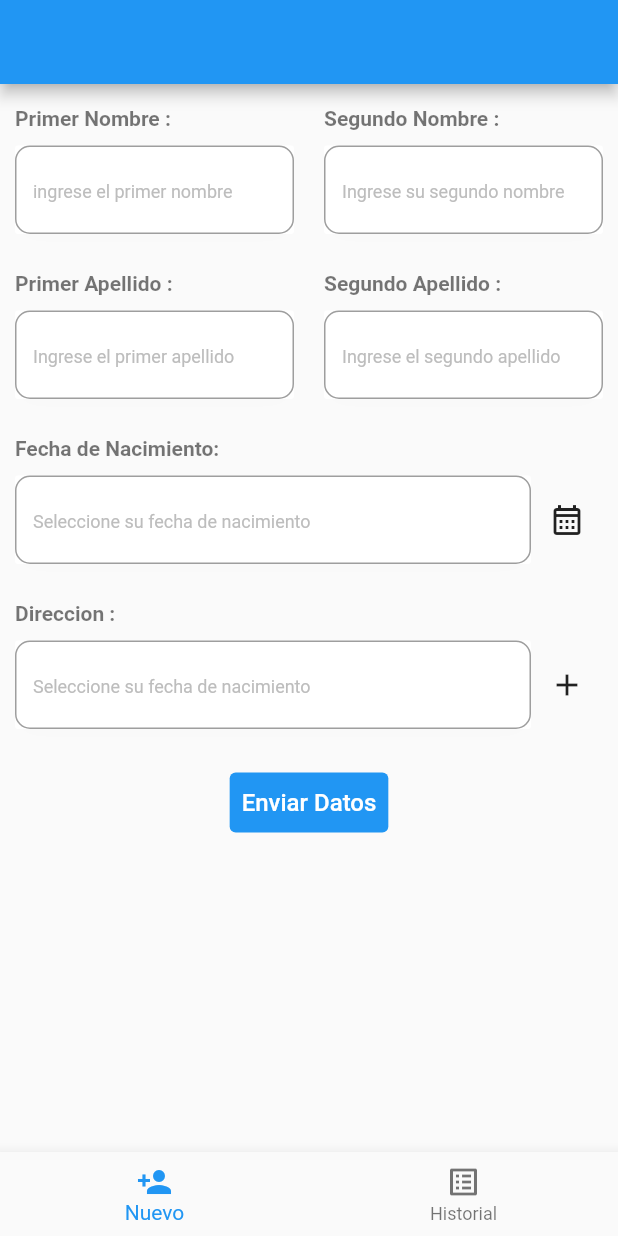
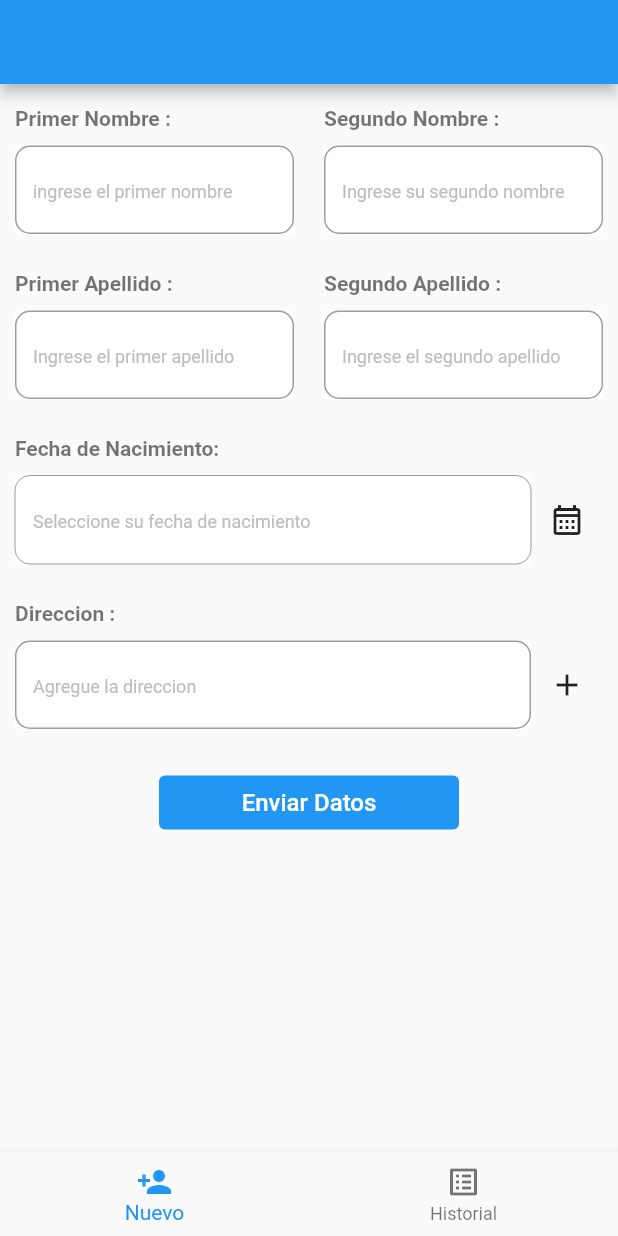
Before and after one commit to Jairo-Grande/AppDataUser, a Flutter app: the screen it shows after launch, after a tap on "Enviar Datos", on a phone screen of 412 x 824 dp. Run offline on Flutter 3.47's test engine with Material 2 defaults, Android fonts, the phone set to English and light mode, and no system bars; our stand-ins replace bloc, equatable, flutter_bloc; network calls fail.

Commit message:
generacion de los servicios

```diff
--- a/lib/src/app.dart
+++ b/lib/src/app.dart
@@ -1,5 +1,6 @@
 import 'package:flutter/material.dart';
 import 'package:flutter_application_1/src/routes/routes.dart';
+
 import 'package:flutter_localizations/flutter_localizations.dart';
 
 class App extends StatelessWidget {
@@ -8,7 +9,7 @@ class App extends StatelessWidget {
   @override
   Widget build(BuildContext context) {
     return MaterialApp(
-        localizationsDelegates: const [GlobalMaterialLocalizations.delegate],
+        localizationsDelegates: GlobalMaterialLocalizations.delegates,
         title: 'Material App',
         initialRoute: 'home',
         routes: appRoutes,
--- a/lib/src/domain/repository/request_http.dart
+++ b/lib/src/domain/repository/request_http.dart
@@ -2,6 +2,8 @@ import 'package:flutter_application_1/src/core/global/enviroment.dart';
 import 'package:flutter_application_1/src/domain/repository/repository_http.dart';
 
 import 'package:http/http.dart' as http;
+
+import '../../data/models/data_user_model.dart';
 
 class Request {
   Future<http.Response> getDataUsuario() async {
@@ -9,4 +11,11 @@ class Request {
     response = await HttpService().get(ruta: RutasUsuario.baseUrl);
     return response;
   }
+
+  Future<http.Response> postUserForm(DataUser dataUser) async {
+    final http.Response response;
+    response =
+        await HttpService().post(ruta: RutasUsuario.baseUrl, body: dataUser);
+    return response;
+  }
 }
--- a/lib/src/features/historial/bloc/bloc/historial_bloc.dart
+++ b/lib/src/features/historial/bloc/bloc/historial_bloc.dart
@@ -3,7 +3,7 @@ import 'dart:io';
 import 'package:bloc/bloc.dart';
 import 'package:equatable/equatable.dart';
 import 'package:flutter_application_1/src/data/models/data_user_model.dart';
-import 'package:flutter_application_1/src/domain/service/request_http.dart';
+import 'package:flutter_application_1/src/domain/repository/request_http.dart';
 
 import 'package:http/http.dart' as http;
 
--- a/lib/src/features/new_user_form/bloc/new_user_form/new_user_form_bloc.dart
+++ b/lib/src/features/new_user_form/bloc/new_user_form/new_user_form_bloc.dart
@@ -1,13 +1,20 @@
+import 'dart:io';
+
 import 'package:bloc/bloc.dart';
 import 'package:equatable/equatable.dart';
 import 'package:flutter/material.dart';
 import 'package:flutter_application_1/src/features/new_user_form/view/widgets/custom_input.dart';
+import 'package:flutter_application_1/src/features/new_user_form/view/widgets/custom_snack_bar.dart';
+
+import 'package:http/http.dart' as http;
+
+import '../../../../data/models/data_user_model.dart';
+import '../../../../domain/repository/request_http.dart';
 
 part 'new_user_form_event.dart';
 part 'new_user_form_state.dart';
 
 int initialIndex = 5;
-int focusIndex = 0;
 
 FocusNode initialAddressNode = FocusNode();
 
@@ -16,14 +23,14 @@ FocusNode focusNodeInitial = FocusNode();
 List<CustomInput> initialAddressList = [
   CustomInput(
     index: TextEditingController(text: "$initialIndex"),
-    focus: initialAddressNode,
+    focus: null,
     isPassword: false,
-    keyBoardType: TextInputType.datetime,
+    keyBoardType: TextInputType.streetAddress,
     label: TextEditingController(text: "Direccion :"),
     textController: TextEditingController(),
-    placeholder: "Seleccione su fecha de nacimiento",
+    placeholder: "Agregue la direccion",
     iconTextField: Icons.add,
-    nextFocus: focusNodeInitial,
+    nextFocus: null,
     action: null,
     positionController: TextEditingController(),
   )
@@ -40,8 +47,6 @@ class NewUserFormBloc extends Bloc<NewUserFormEvent, NewUserFormState> {
   }
 
   _addAddresUser(AddAddressUser event, Emitter<NewUserFormState> emit) {
-    FocusNode nextNewFocusNode = FocusNode();
-
     initialIndex += 1;
 
     int contador = 1;
@@ -50,15 +55,15 @@ class NewUserFormBloc extends Bloc<NewUserFormEvent, NewUserFormState> {
 
     CustomInput newAddressInput = CustomInput(
       index: TextEditingController(text: "$initialIndex"),
-      focus: nextNewFocusNode,
+      focus: null,
       isPassword: false,
       keyBoardType: TextInputType.streetAddress,
       label: TextEditingController(),
       positionController: TextEditingController(),
       textController: TextEditingController(),
-      placeholder: "Seleccione su fecha de nacimiento",
+      placeholder: "Agregue la direccion",
       iconTextField: Icons.close,
-      nextFocus: initialAddressList[0].focus,
+      nextFocus: null,
       action: null,
     );
 
@@ -75,8 +80,6 @@ class NewUserFormBloc extends Bloc<NewUserFormEvent, NewUserFormState> {
       contador += 1;
       emit(state.copyWith(addressList: initialAddressList));
     }
-
-    focusIndex += 1;
   }
 
   _removeAddressUser(DeleteAddressUser event, Emitter<NewUserFormState> emit) {
@@ -88,7 +91,6 @@ class NewUserFormBloc extends Bloc<NewUserFormEvent, NewUserFormState> {
         addressToRemove = address;
       }
     }
-    addressToRemove.focus.dispose();
     initialAddressList.remove(addressToRemove);
 
     //Validar los labels de la lista para que se muestren de manera correcta.
@@ -104,5 +106,27 @@ class NewUserFormBloc extends Bloc<NewUserFormEvent, NewUserFormState> {
     emit(state.copyWith(addressList: initialAddressList));
   }
 
-  Future _sendForm(SendForm event, Emitter<NewUserFormState> emit) async {}
+  Future _sendForm(SendForm event, Emitter<NewUserFormState> emit,
+      [bool mounted = true]) async {
+    http.Response response;
+    response = await Request().postUserForm(event.dataUser);
+
+    if (response.statusCode == HttpStatus.ok) {
+      if (!mounted) return;
+      // Navigator.of(event.context).pop();
+      toggleConfirmBotton(event.context);
+    } else {
+      print("error de conexion");
+    }
+  }
+
+  void toggleConfirmBotton(BuildContext context) {
+    CustomSnackBar(context, const Text('Registro enviado con exito'),
+        backgroundColor: Colors.green, snackBarAction: null);
+  }
+
+  void toggleErrorBotton(BuildContext context) {
+    CustomSnackBar(context, const Text('Registro enviado con exito'),
+        backgroundColor: Colors.green, snackBarAction: null);
+  }
 }
--- a/lib/src/features/new_user_form/bloc/new_user_form/new_user_form_event.dart
+++ b/lib/src/features/new_user_form/bloc/new_user_form/new_user_form_event.dart
@@ -20,5 +20,7 @@ class ShowAddressUserList extends NewUserFormEvent {
 }
 
 class SendForm extends NewUserFormEvent {
-  const SendForm();
+  final BuildContext context;
+  final DataUser dataUser;
+  const SendForm({required this.dataUser, required this.context});
 }
--- a/lib/src/features/new_user_form/view/pages/new_user_form.dart
+++ b/lib/src/features/new_user_form/view/pages/new_user_form.dart
@@ -1,4 +1,5 @@
 import 'package:flutter/material.dart';
+import 'package:flutter_application_1/src/data/models/data_user_model.dart';
 import 'package:flutter_application_1/src/features/new_user_form/bloc/new_user_form/new_user_form_bloc.dart';
 import 'package:flutter_bloc/flutter_bloc.dart';
 
@@ -11,9 +12,12 @@ class NewUserFormPage extends StatefulWidget {
   State<NewUserFormPage> createState() => _NewUserFormPageState();
 }
 
-final nombre = TextEditingController();
+final primerNombre = TextEditingController();
+final segundoNombre = TextEditingController();
+final primerApellido = TextEditingController();
+final segundoApellido = TextEditingController();
+final fechaNacimiento = TextEditingController();
 
-//late FocusNode firstNameFocus;
 late FocusNode secondNameFocus;
 late FocusNode fistLastNameFocus;
 late FocusNode secondLastNameFocus;
@@ -55,7 +59,7 @@ class _NewUserFormPageState extends State<NewUserFormPage> {
                     isPassword: false,
                     keyBoardType: TextInputType.name,
                     label: TextEditingController(text: "Primer Nombre :"),
-                    textController: nombre,
+                    textController: primerNombre,
                     placeholder: "ingrese el primer nombre",
                     iconTextField: null,
                     nextFocus: secondNameFocus,
@@ -69,7 +73,7 @@ class _NewUserFormPageState extends State<NewUserFormPage> {
                     isPassword: false,
                     keyBoardType: TextInputType.name,
                     label: TextEditingController(text: "Segundo Nombre :"),
-                    textController: nombre,
+                    textController: segundoNombre,
                     placeholder: "Ingrese su segundo nombre",
                     iconTextField: null,
                     nextFocus: fistLastNameFocus,
@@ -87,7 +91,7 @@ class _NewUserFormPageState extends State<NewUserFormPage> {
                     isPassword: false,
                     keyBoardType: TextInputType.name,
                     label: TextEditingController(text: "Primer Apellido :"),
-                    textController: nombre,
+                    textController: primerApellido,
                     placeholder: "Ingrese el primer apellido",
                     iconTextField: null,
                     nextFocus: secondLastNameFocus,
@@ -101,10 +105,10 @@ class _NewUserFormPageState extends State<NewUserFormPage> {
                     isPassword: false,
                     keyBoardType: TextInputType.name,
                     label: TextEditingController(text: "Segundo Apellido :"),
-                    textController: nombre,
+                    textController: segundoApellido,
                     placeholder: "Ingrese el segundo apellido",
                     iconTextField: null,
-                    nextFocus: dateOfBirth,
+                    nextFocus: state.firstFocusNode,
                     action: null,
                     positionController: TextEditingController()),
               )
@@ -116,7 +120,7 @@ class _NewUserFormPageState extends State<NewUserFormPage> {
             isPassword: false,
             keyBoardType: TextInputType.datetime,
             label: TextEditingController(text: "Fecha de Nacimiento:"),
-            textController: nombre,
+            textController: fechaNacimiento,
             placeholder: "Seleccione su fecha de nacimiento",
             iconTextField: Icons.calendar_month_outlined,
             nextFocus: newUserFormBloc.state.addressList.first.focus,
@@ -133,14 +137,30 @@ class _NewUserFormPageState extends State<NewUserFormPage> {
               }),
           TextButton(
               style: TextButton.styleFrom(
-                  backgroundColor: Colors.blue,
-                  fixedSize: const Size.fromHeight(40)),
+                backgroundColor: Colors.blue,
+                fixedSize: const Size.fromWidth(200),
+              ),
               onPressed: () {
-                newUserFormBloc.add(const SendForm());
+                List<String> direccion = [];
+                for (CustomInput customInput in state.addressList) {
+                  direccion.add(customInput.textController.text);
+                }
+                newUserFormBloc.add(SendForm(
+                    context: context,
+                    dataUser: DataUser(
+                        direccion: direccion,
+                        fechaNacimiento: fechaNacimiento.text,
+                        primerApellido: primerApellido.text,
+                        primerNombre: primerNombre.text,
+                        segundoApellido: segundoApellido.text,
+                        segundoNombre: segundoNombre.text)));
               },
               child: const Text(
                 "Enviar Datos",
-                style: TextStyle(fontSize: 16, color: Colors.white),
+                style: TextStyle(
+                  fontSize: 16,
+                  color: Colors.white,
+                ),
               ))
         ])));
       },
--- a/lib/src/features/new_user_form/view/widgets/custom_input.dart
+++ b/lib/src/features/new_user_form/view/widgets/custom_input.dart
@@ -10,7 +10,7 @@ class CustomInput extends StatefulWidget {
   final TextEditingController textController;
   final TextInputType keyBoardType;
   final IconData? iconTextField;
-  final FocusNode focus;
+  final FocusNode? focus;
   final FocusNode? nextFocus;
   final String? action;
   final bool isPassword;
@@ -35,31 +35,22 @@ class CustomInput extends StatefulWidget {
 }
 
 Color textColor = Colors.black54;
-late bool editable = true;
+late bool editable;
 IconButton? iconButton;
 
 class _CustomInputState extends State<CustomInput> {
   @override
   Widget build(BuildContext context) {
-/*     if (widget.iconTextField == Icons.calendar_month_outlined) {
+    final newUserFormBloc = BlocProvider.of<NewUserFormBloc>(context);
+
+    if (widget.iconTextField == Icons.calendar_month_outlined) {
       editable = false;
     } else {
       editable = true;
-    } */
-    final newUserFormBloc = BlocProvider.of<NewUserFormBloc>(context);
+    }
 
     if (widget.iconTextField == null) {
       iconButton = null;
-    } else {
-      if (widget.iconTextField == Icons.calendar_month_outlined) {
-        iconButton = IconButton(
-          onPressed: (() {
-            //   editable = false;
-            showDataPicker();
-          }),
-          icon: Icon(widget.iconTextField),
-          focusNode: widget.focus,
-        );
     } else {
       iconButton = IconButton(
           onPressed: (() {
@@ -68,14 +59,12 @@ class _CustomInputState extends State<CustomInput> {
             } else if (widget.iconTextField == Icons.close) {
               newUserFormBloc.add(DeleteAddressUser(
                   indexToDelete: int.parse(widget.index.text)));
-              } else if (widget.iconTextField ==
-                  Icons.calendar_month_outlined) {
-                // editable = false;
+            } else if (widget.iconTextField == Icons.calendar_month_outlined) {
+              editable = false;
               showDataPicker();
             }
           }),
           icon: Icon(widget.iconTextField));
-      }
     }
 
     return Column(
@@ -113,7 +102,9 @@ class _CustomInputState extends State<CustomInput> {
                     keyboardType: widget.keyBoardType,
                     obscureText: widget.isPassword,
                     onEditingComplete: () {
+                      if (widget.nextFocus != null) {
                         requestFocus(context, widget.nextFocus!);
+                      }
                     },
                     decoration: InputDecoration(
                         border: OutlineInputBorder(
@@ -148,7 +139,6 @@ class _CustomInputState extends State<CustomInput> {
       if (value != null) {
         widget.textController.text =
             "${value!.day} / ${value.month} / ${value.year}";
-        requestFocus(context, widget.nextFocus!);
       }
       return;
     });
--- /dev/null
+++ b/lib/src/features/new_user_form/view/widgets/custom_snack_bar.dart
@@ -0,0 +1,16 @@
+import 'package:flutter/material.dart';
+
+class CustomSnackBar {
+  CustomSnackBar(BuildContext context, Widget content,
+      {required SnackBarAction? snackBarAction,
+      required Color backgroundColor}) {
+    SnackBar snackBar = SnackBar(
+        action: snackBarAction,
+        backgroundColor: backgroundColor,
+        content: content,
+        behavior: SnackBarBehavior.floating);
+
+    ScaffoldMessenger.of(context).hideCurrentSnackBar();
+    ScaffoldMessenger.of(context).showSnackBar(snackBar);
+  }
+}
```
Lines whose indentation alone changed are shown as unchanged.
